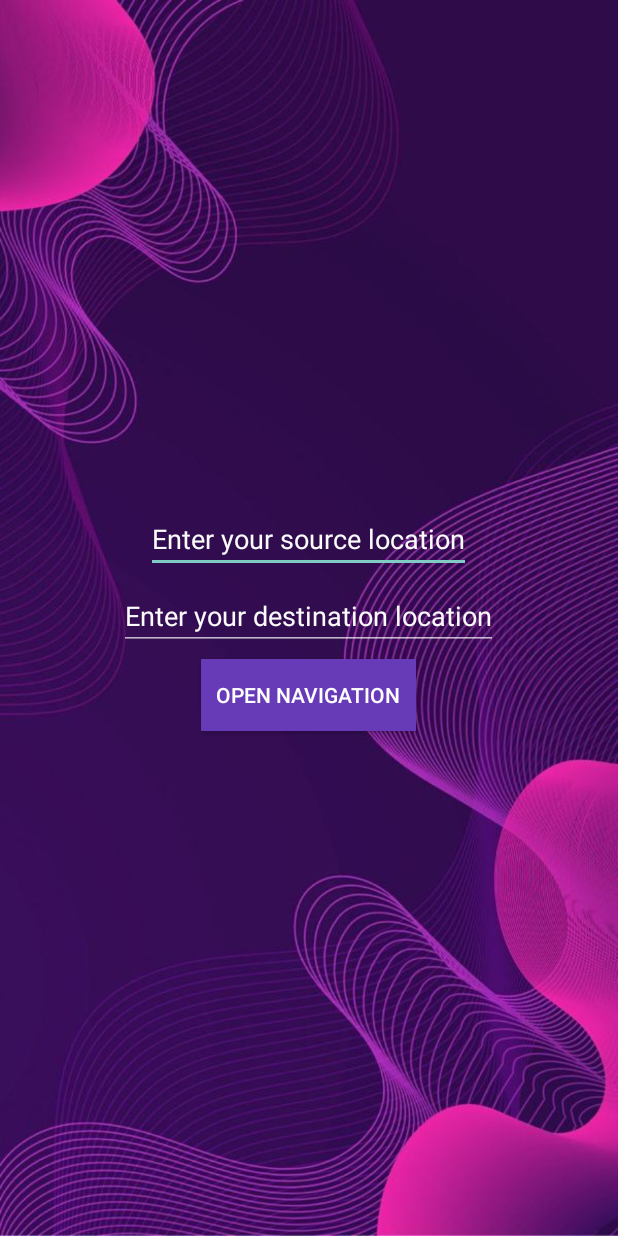
After one commit to MansiBhayade/EventPro, an Android app: the GetDirectionActivity screen opened directly, with no data from a screen before it, on a phone screen of 412 x 824 dp. The commit adds this screen. Run offline under Robolectric (Android 15) with nearby library versions, the phone set to English and light mode, and no system bars.

Commit message:
Implemented Navigation with Google Maps

```diff
--- a/app/src/main/AndroidManifest.xml
+++ b/app/src/main/AndroidManifest.xml
@@ -39,6 +39,11 @@
             >
         </activity>
 
+        <activity
+            android:name=".GetDirectionActivity"
+            >
+        </activity>
+
     </application>
 
 </manifest>
--- /dev/null
+++ b/app/src/main/java/com/example/eventpro/GetDirectionActivity.java
@@ -0,0 +1,40 @@
+package com.example.eventpro;
+
+import android.content.Intent;
+import android.net.Uri;
+import android.os.Bundle;
+import android.view.View;
+import android.widget.Button;
+import android.widget.EditText;
+
+import androidx.appcompat.app.AppCompatActivity;
+
+public class GetDirectionActivity extends AppCompatActivity {
+
+    @Override
+    protected void onCreate(Bundle savedInstanceState) {
+        super.onCreate(savedInstanceState);
+        setContentView(R.layout.get_direction);
+        EditText source,destination;
+        Button btn_nav;
+        source = findViewById(R.id.source_location);
+        destination = findViewById(R.id.destination_location);
+        btn_nav = findViewById(R.id.btn_submit);
+
+        btn_nav.setOnClickListener(new View.OnClickListener() {
+            @Override
+            public void onClick(View v) {
+                String text_source = source.getText().toString();
+                String text_dest = destination.getText().toString();
+
+                Uri uri = Uri.parse("https://www.google.com/maps/dir/" + text_source + "/"+ text_dest);
+
+                Intent intent = new Intent(Intent.ACTION_VIEW, uri);
+
+                intent.setPackage("com.google.android.apps.maps");
+                intent.setFlags(Intent.FLAG_ACTIVITY_NEW_TASK);
+                startActivity(intent);
+            }
+        });
+    }
+}
--- a/app/src/main/res/layout/calender.xml
+++ b/app/src/main/res/layout/calender.xml
@@ -1,4 +1,3 @@
-<?xml version="1.0" encoding="utf-8"?>
 <?xml version="1.0" encoding="utf-8"?>
 <LinearLayout xmlns:android="http://schemas.android.com/apk/res/android"
     xmlns:app="http://schemas.android.com/apk/res-auto"
--- /dev/null
+++ b/app/src/main/res/layout/get_direction.xml
@@ -0,0 +1,38 @@
+<?xml version="1.0" encoding="utf-8"?>
+<LinearLayout xmlns:android="http://schemas.android.com/apk/res/android"
+    android:layout_width="match_parent"
+    android:layout_height="match_parent"
+    android:orientation="vertical"
+    android:gravity="center"
+    android:padding="20dp"
+    android:background="@drawable/img4"
+    >
+
+    <EditText
+        android:id="@+id/source_location"
+        android:hint="Enter your source location"
+        android:layout_width="wrap_content"
+        android:layout_height="wrap_content"
+        android:textColorHint="#FBFBFB"
+        android:layout_marginBottom="6dp">
+    </EditText>
+
+
+    <EditText
+        android:id="@+id/destination_location"
+        android:layout_width="wrap_content"
+        android:layout_height="wrap_content"
+        android:hint="Enter your destination location"
+        android:textColorHint="#FBFBFB"
+        android:layout_marginBottom="6dp"></EditText>
+
+    <Button
+        android:id="@+id/btn_submit"
+        android:layout_width="wrap_content"
+        android:layout_height="wrap_content"
+        android:text="Open Navigation"
+        android:background="#673AB7"
+        android:padding="10dp"></Button>
+
+
+</LinearLayout>
--- a/app/src/main/res/values/strings.xml
+++ b/app/src/main/res/values/strings.xml
@@ -1,4 +1,5 @@
 <resources>
     <string name="app_name">EventPro</string>
     <string name="btn_calendar">Add to Calendar</string>
+    <string name="btn_direction">Get Direction</string>
 </resources>
```
Also changed, not shown: app/src/main/java/com/example/eventpro/MainAdapter.java (+10 -1 lines), app/src/main/res/layout/main_item.xml (+12 -0 lines).
